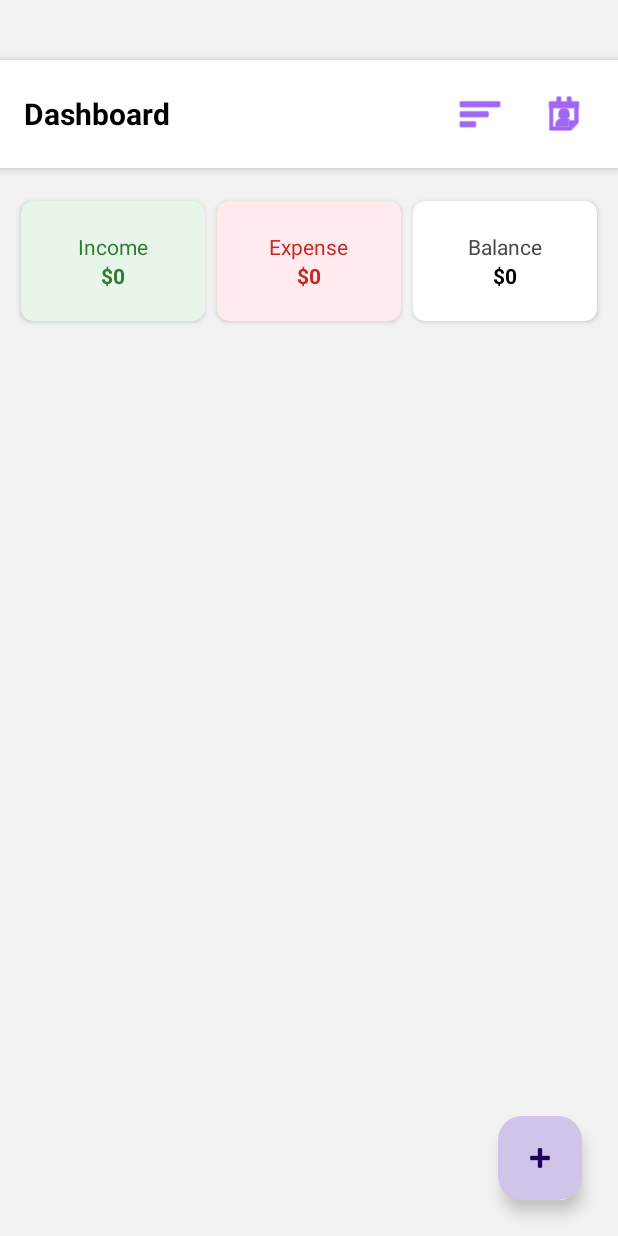
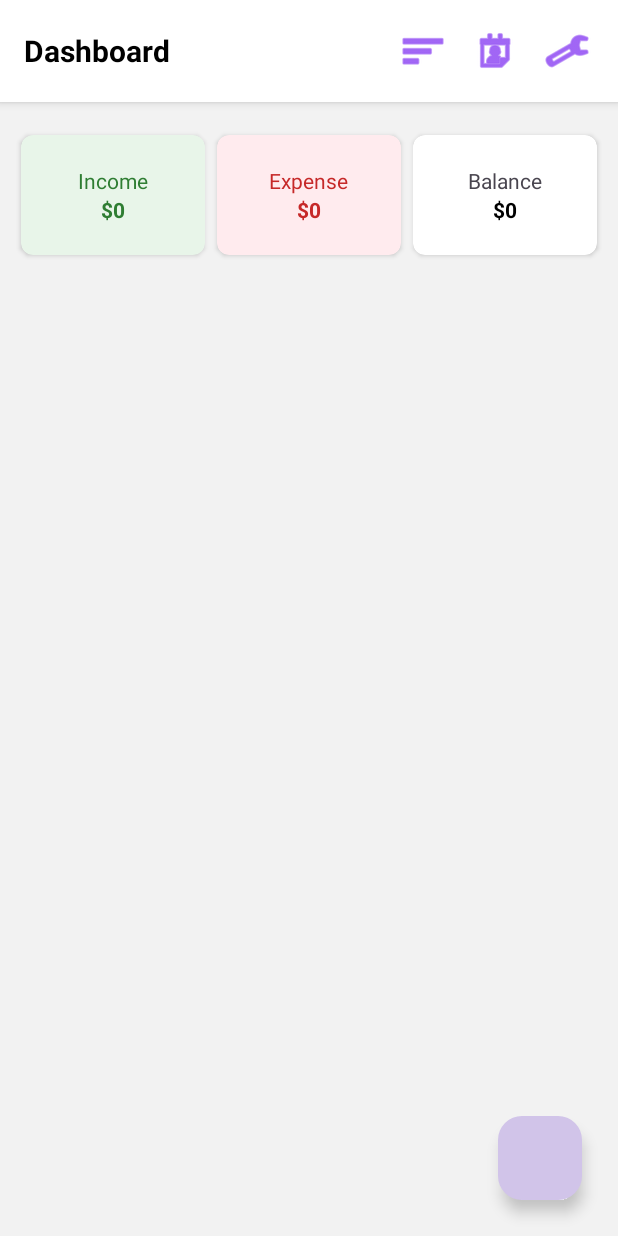
Before and after one commit to AnChuTuan/Expense_Tracker_ITCI, an Android app: the HomeFragment screen opened through its navigation route, on a phone screen of 412 x 824 dp. Run offline under Robolectric (Android 15) with nearby library versions, the phone set to English and light mode, and no system bars.

Commit message:
added settings function adjust layout added change currency option (VND & USD)

```diff
--- a/app/src/main/java/com/example/expensetracker/data/api/ApiService.kt
+++ b/app/src/main/java/com/example/expensetracker/data/api/ApiService.kt
@@ -44,4 +44,12 @@ interface ApiService {
         @Field("amount") a: Double,
         @Field("due_date") d: String
     ): Response<BaseResponse>
+
+    @FormUrlEncoded
+    @POST("update_bill_status.php")
+    suspend fun updateBillStatus(@Field("id") id: Int, @Field("status") status: String): Response<BaseResponse>
+
+    @FormUrlEncoded
+    @POST("delete_bill.php")
+    suspend fun deleteBill(@Field("id") id: Int): Response<BaseResponse>
 }
--- a/app/src/main/res/layout/fragment_home.xml
+++ b/app/src/main/res/layout/fragment_home.xml
@@ -2,59 +2,63 @@
 <androidx.constraintlayout.widget.ConstraintLayout
     xmlns:android="http://schemas.android.com/apk/res/android"
     xmlns:app="http://schemas.android.com/apk/res-auto"
-    xmlns:tools="http://schemas.android.com/tools"
     android:layout_width="match_parent"
     android:layout_height="match_parent"
     android:background="#F2F2F2">
 
-    <!-- 1. HEADER (MỚI THÊM): Chứa Tiêu đề và 2 Nút điều hướng -->
-
-    <!-- 2. KHỐI THỐNG KÊ (Đã sửa constraint để nằm dưới Header) -->
-
+    <!-- HEADER -->
     <LinearLayout
         android:id="@+id/headerRow"
         android:layout_width="match_parent"
         android:layout_height="wrap_content"
-        android:layout_marginTop="40dp"
+        android:orientation="horizontal"
+        android:gravity="center_vertical"
+        android:padding="16dp"
         android:background="@color/white"
         android:elevation="4dp"
-        android:gravity="center_vertical"
-        android:orientation="horizontal"
-        android:padding="16dp"
-        app:layout_constraintTop_toTopOf="parent"
-        tools:layout_editor_absoluteX="0dp">
+        app:layout_constraintTop_toTopOf="parent">
 
         <TextView
             android:layout_width="0dp"
             android:layout_height="wrap_content"
             android:layout_weight="1"
             android:text="@string/dashboard"
-            android:textColor="@color/black"
             android:textSize="20sp"
-            android:textStyle="bold" />
+            android:textStyle="bold"
+            android:textColor="@color/black"/>
 
-        <!-- Nút Analytics -->
         <ImageButton
             android:id="@+id/btnChart"
-            android:layout_width="40dp"
-            android:layout_height="40dp"
+            android:layout_width="36dp"
+            android:layout_height="36dp"
             android:background="?attr/selectableItemBackgroundBorderless"
-            android:contentDescription="@string/analytics"
             android:src="@android:drawable/ic_menu_sort_by_size"
+            android:contentDescription="@string/chart"
             app:tint="#6200EE" />
 
-        <!-- Nút Bills -->
         <ImageButton
             android:id="@+id/btnBills"
-            android:layout_width="40dp"
-            android:layout_height="40dp"
-            android:layout_marginStart="16dp"
+            android:layout_width="36dp"
+            android:layout_height="36dp"
+            android:layout_marginStart="12dp"
             android:background="?attr/selectableItemBackgroundBorderless"
+            android:src="@android:drawable/ic_menu_my_calendar"
             android:contentDescription="@string/bills"
-            android:src="@android:drawable/ic_menu_my_calendar"
+            app:tint="#6200EE" />
+
+        <!-- NÚT SETTINGS MỚI -->
+        <ImageButton
+            android:id="@+id/btnSettings"
+            android:layout_width="36dp"
+            android:layout_height="36dp"
+            android:layout_marginStart="12dp"
+            android:background="?attr/selectableItemBackgroundBorderless"
+            android:src="@android:drawable/ic_menu_preferences"
+            android:contentDescription="@string/settings"
             app:tint="#6200EE" />
     </LinearLayout>
 
+    <!-- Các phần còn lại giữ nguyên (Stats, RecyclerView, FAB) -->
     <LinearLayout
         android:id="@+id/layoutStats"
         android:layout_width="match_parent"
@@ -65,7 +69,6 @@
         android:layout_marginTop="8dp"
         app:layout_constraintTop_toBottomOf="@id/headerRow">
 
-        <!-- Card Income -->
         <androidx.cardview.widget.CardView
             android:layout_width="0dp"
             android:layout_height="80dp"
@@ -94,7 +97,6 @@
             </LinearLayout>
         </androidx.cardview.widget.CardView>
 
-        <!-- Card Expense -->
         <androidx.cardview.widget.CardView
             android:layout_width="0dp"
             android:layout_height="80dp"
@@ -123,7 +125,6 @@
             </LinearLayout>
         </androidx.cardview.widget.CardView>
 
-        <!-- Card Balance -->
         <androidx.cardview.widget.CardView
             android:layout_width="0dp"
             android:layout_height="80dp"
@@ -151,25 +152,22 @@
         </androidx.cardview.widget.CardView>
     </LinearLayout>
 
-    <!-- 3. DANH SÁCH GIAO DỊCH -->
     <androidx.recyclerview.widget.RecyclerView
         android:id="@+id/rvExpenses"
         android:layout_width="match_parent"
         android:layout_height="0dp"
         android:padding="8dp"
-        android:clipToPadding="false"
         app:layout_constraintTop_toBottomOf="@id/layoutStats"
         app:layout_constraintBottom_toBottomOf="parent"/>
 
-    <!-- 4. NÚT ADD (FAB) -->
     <com.google.android.material.floatingactionbutton.FloatingActionButton
         android:id="@+id/fabAdd"
         android:layout_width="wrap_content"
         android:layout_height="wrap_content"
-        android:src="@android:drawable/ic_input_add"
+        android.src="@android:drawable/ic_input_add"
         android:layout_margin="24dp"
         android:backgroundTint="#D1C4E9"
-        android:contentDescription="@string/add_transaction"
+        android:contentDescription="@string/add_expense"
         app:layout_constraintBottom_toBottomOf="parent"
         app:layout_constraintEnd_toEndOf="parent"/>
 
--- a/app/src/main/res/navigation/nav_graph.xml
+++ b/app/src/main/res/navigation/nav_graph.xml
@@ -1,29 +1,38 @@
+<?xml version="1.0" encoding="utf-8"?>
 <navigation xmlns:android="http://schemas.android.com/apk/res/android"
     xmlns:app="http://schemas.android.com/apk/res-auto"
+    xmlns:tools="http://schemas.android.com/tools"
     android:id="@+id/nav_graph"
     app:startDestination="@id/loginFragment">
 
+    <!-- 1. Màn hình Đăng nhập -->
     <fragment
         android:id="@+id/loginFragment"
         android:name="com.example.expensetracker.ui.login.LoginFragment"
-        android:label="Login">
-        <!-- Arrow to Home -->
+        android:label="Login"
+        tools:layout="@layout/fragment_login">
+
+        <!-- Chuyển sang Home (Xóa Login khỏi BackStack để không quay lại được) -->
         <action
             android:id="@+id/action_login_to_home"
             app:destination="@id/homeFragment"
             app:popUpTo="@id/loginFragment"
             app:popUpToInclusive="true" />
-        <!-- Arrow to Register -->
+
+        <!-- Chuyển sang Đăng ký -->
         <action
             android:id="@+id/action_login_to_register"
             app:destination="@id/registerFragment" />
     </fragment>
 
+    <!-- 2. Màn hình Đăng ký -->
     <fragment
         android:id="@+id/registerFragment"
         android:name="com.example.expensetracker.ui.register.RegisterFragment"
-        android:label="Register">
-        <!-- Arrow back to Login -->
+        android:label="Register"
+        tools:layout="@layout/fragment_register">
+
+        <!-- Quay lại Login sau khi đăng ký xong -->
         <action
             android:id="@+id/action_register_to_login"
             app:destination="@id/loginFragment"
@@ -31,58 +40,73 @@
             app:popUpToInclusive="true" />
     </fragment>
 
+    <!-- 3. Màn hình chính (Dashboard) -->
     <fragment
         android:id="@+id/homeFragment"
         android:name="com.example.expensetracker.ui.home.HomeFragment"
-        android:label="Home">
+        android:label="Dashboard"
+        tools:layout="@layout/fragment_home">
+
+        <!-- Đi tới Thêm chi tiêu -->
         <action
             android:id="@+id/action_home_to_add"
             app:destination="@id/addExpenseFragment" />
+
+        <!-- Đi tới Biểu đồ (Analytics) -->
+        <action
+            android:id="@+id/action_home_to_stats"
+            app:destination="@id/statsFragment" />
+
+        <!-- Đi tới Hóa đơn (Bills) -->
+        <action
+            android:id="@+id/action_home_to_bills"
+            app:destination="@id/billsFragment" />
+
+        <!-- Đi tới Cài đặt (Settings) -->
+        <action
+            android:id="@+id/action_home_to_settings"
+            app:destination="@id/settingsFragment" />
     </fragment>
 
+    <!-- 4. Màn hình Thêm Chi tiêu/Thu nhập -->
     <fragment
         android:id="@+id/addExpenseFragment"
         android:name="com.example.expensetracker.ui.add_expense.AddExpenseFragment"
-        android:label="Add Expense" />
-    <!-- Mở file nav_graph.xml và thêm các khối này vào -->
+        android:label="Add Expense"
+        tools:layout="@layout/fragment_add_expense" />
 
-    <!-- Màn hình danh sách Bill -->
+    <!-- 5. Màn hình Thống kê (Biểu đồ tròn) -->
+    <fragment
+        android:id="@+id/statsFragment"
+        android:name="com.example.expensetracker.ui.stats.StatsFragment"
+        android:label="Financial Analysis"
+        tools:layout="@layout/fragment_stats" />
+
+    <!-- 6. Màn hình Danh sách Hóa đơn -->
     <fragment
         android:id="@+id/billsFragment"
         android:name="com.example.expensetracker.ui.bills.BillsFragment"
-        android:label="Bills">
+        android:label="Upcoming Bills"
+        tools:layout="@layout/fragment_bills">
+
+        <!-- Đi tới Thêm Hóa đơn mới -->
         <action
             android:id="@+id/action_bills_to_addBill"
             app:destination="@id/addBillFragment" />
     </fragment>
 
-    <!-- Màn hình thêm Bill -->
+    <!-- 7. Màn hình Thêm Hóa đơn mới -->
     <fragment
         android:id="@+id/addBillFragment"
         android:name="com.example.expensetracker.ui.bills.AddBillFragment"
-        android:label="Add Bill" />
+        android:label="Add Bill Reminder"
+        tools:layout="@layout/fragment_add_bill" />
 
-    <!-- Màn hình thống kê (Nếu bạn đã làm phần Analytics) -->
+    <!-- 8. Màn hình Cài đặt -->
     <fragment
-        android:id="@+id/statsFragment"
-        android:name="com.example.expensetracker.ui.stats.StatsFragment"
-        android:label="Stats" />
+        android:id="@+id/settingsFragment"
+        android:name="com.example.expensetracker.ui.settings.SettingsFragment"
+        android:label="Settings"
+        tools:layout="@layout/fragment_settings" />
 
-    <!-- Cập nhật HomeFragment để thêm mũi tên trỏ tới 2 màn hình mới -->
-    <fragment
-        android:id="@+id/homeFragment"
-        android:name="com.example.expensetracker.ui.home.HomeFragment"
-        android:label="Home">
-        <action
-            android:id="@+id/action_home_to_add"
-            app:destination="@id/addExpenseFragment" />
-
-        <!-- THÊM 2 DÒNG NÀY -->
-        <action
-            android:id="@+id/action_home_to_bills"
-            app:destination="@id/billsFragment" />
-        <action
-            android:id="@+id/action_home_to_stats"
-            app:destination="@id/statsFragment" />
-    </fragment>
 </navigation>
--- a/app/src/main/res/values/colors.xml
+++ b/app/src/main/res/values/colors.xml
@@ -7,4 +7,6 @@
     <color name="teal_700">#018786</color>
     <color name="black">#FF000000</color>
     <color name="white">#FFFFFFFF</color>
+    <color name="green_paid">#2E7D32</color>
+    <color name="orange_unpaid">#D84315</color>
 </resources>
--- a/app/src/main/res/values/strings.xml
+++ b/app/src/main/res/values/strings.xml
@@ -20,4 +20,8 @@
     <string name="amount">Amount</string>
     <string name="date_yyyy_mm_dd">Date (YYYY-MM-DD)</string>
     <string name="save">Save</string>
+    <string name="chart">Chart</string>
+    <string name="settings">Settings</string>
+    <string name="add_expense">Add Expense</string>
+    <string name="due_date">Due: %1$s</string>
 </resources>
```
Also changed, not shown: app/src/main/java/com/example/expensetracker/ui/bills/BillAdapter.kt (+45 -15 lines), app/src/main/java/com/example/expensetracker/ui/bills/BillsFragment.kt (+34 -3 lines), app/src/main/java/com/example/expensetracker/ui/bills/BillsViewModel.kt (+18 -0 lines), app/src/main/java/com/example/expensetracker/ui/home/ExpenseAdapter.kt (+17 -8 lines), app/src/main/java/com/example/expensetracker/ui/home/HomeFragment.kt (+20 -31 lines), app/src/main/java/com/example/expensetracker/ui/settings/SettingsFragment.kt (added, +42 -0 lines), app/src/main/java/com/example/expensetracker/utils/SessionManager.kt (+20 -2 lines), app/src/main/res/layout/fragment_settings.xml (added, +57 -0 lines).
